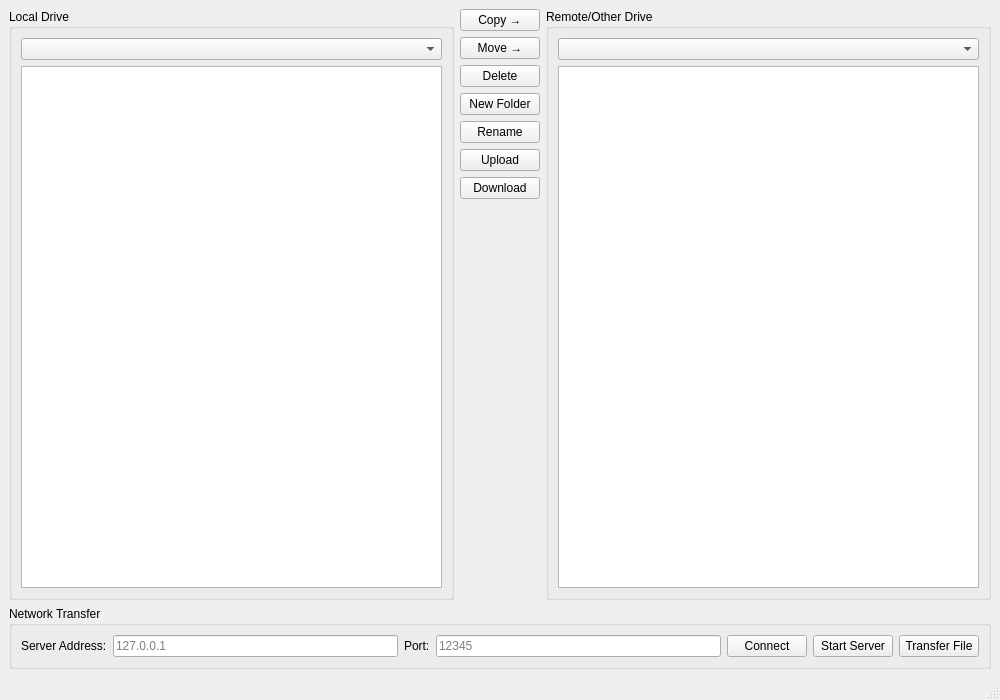
Above: ui/mainwindow.ui from vobinhan/FileCommander before the change. Below: the same form after it.
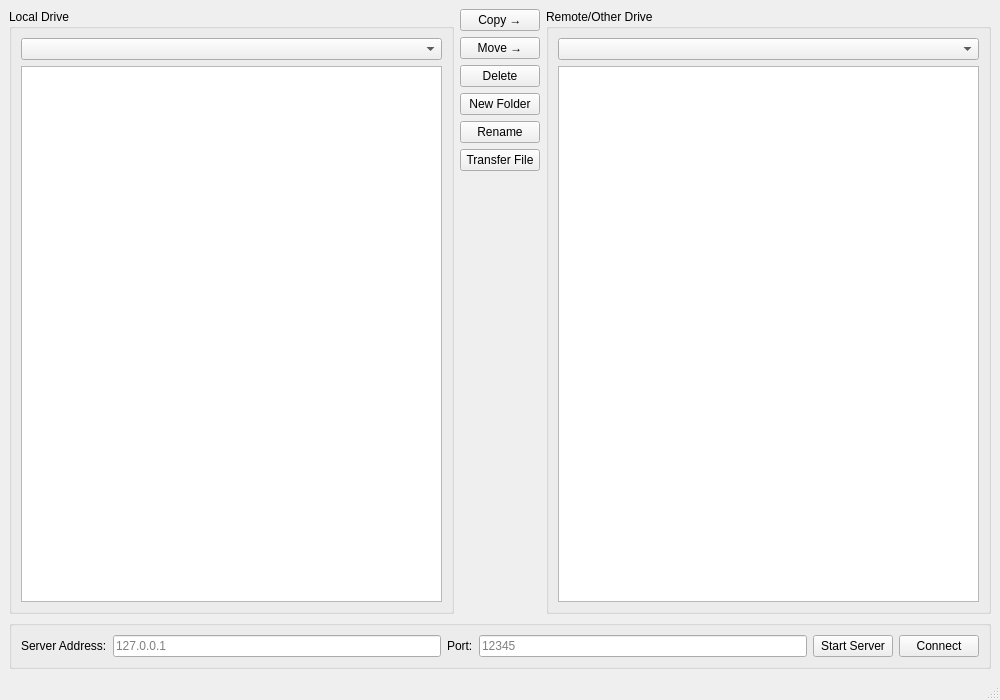
That is the form after the change.

What changed in the file:
```diff
--- a/ui/mainwindow.ui
+++ b/ui/mainwindow.ui
@@ -77,16 +77,9 @@
          </widget>
         </item>
         <item>
-         <widget class="QPushButton" name="uploadButton">
+         <widget class="QPushButton" name="transferFileButton">
           <property name="text">
-           <string>Upload</string>
-          </property>
-         </widget>
-        </item>
-        <item>
-         <widget class="QPushButton" name="downloadButton">
-          <property name="text">
-           <string>Download</string>
+           <string>Transfer File</string>
           </property>
          </widget>
         </item>
@@ -132,7 +125,7 @@
     <item>
      <widget class="QGroupBox" name="networkGroup">
       <property name="title">
-       <string>Network Transfer</string>
+       <string/>
       </property>
       <layout class="QHBoxLayout" name="horizontalLayout_2">
        <item>
@@ -163,13 +156,6 @@
          </property>
         </widget>
        </item>
-       <item>
-        <widget class="QPushButton" name="connectButton">
-         <property name="text">
-          <string>Connect</string>
-         </property>
-        </widget>
-       </item>
        <item>
         <widget class="QPushButton" name="startServerButton">
          <property name="text">
@@ -178,9 +164,9 @@
         </widget>
        </item>
        <item>
-        <widget class="QPushButton" name="transferFileButton">
+        <widget class="QPushButton" name="connectButton">
          <property name="text">
-          <string>Transfer File</string>
+          <string>Connect</string>
          </property>
         </widget>
        </item>
```
